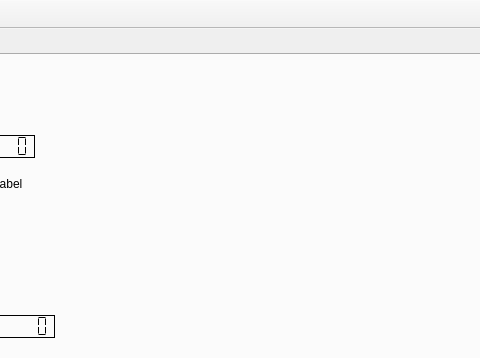
Qt form RaspberryPI/mainwindow.ui (maruncz/RaspberryPI-tablet) before a commit; both pictures show x 231 to 711 and y 0 to 358 of the 1083 by 695 pixel window.
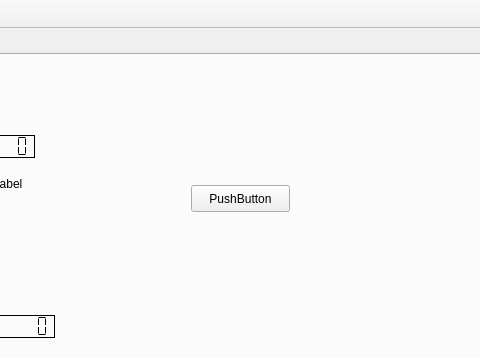
The same form after that commit. Icons and pictures are not drawn.

Commit message: On branch master 	modified:   PCB/eagle.epf 	new file:   RaspberryPI-shutdown/RaspberryPI-shutdown.pro 	new file:   RaspberryPI-shutdown/main.cpp 	modified:   RaspberryPI/RaspberryPI.pro.user 	modified:   RaspberryPI/main.cpp 	modified:   RaspberryPI/mainwindow.cpp 	modified:   RaspberryPI/mainwindow.h 	modified:   RaspberryPI/mainwindow.ui

```diff
--- a/RaspberryPI/mainwindow.ui
+++ b/RaspberryPI/mainwindow.ui
@@ -156,6 +156,19 @@
        <enum>QLCDNumber::Flat</enum>
       </property>
      </widget>
+     <widget class="QPushButton" name="pushButton">
+      <property name="geometry">
+       <rect>
+        <x>420</x>
+        <y>130</y>
+        <width>99</width>
+        <height>27</height>
+       </rect>
+      </property>
+      <property name="text">
+       <string>PushButton</string>
+      </property>
+     </widget>
     </widget>
    </widget>
   </widget>
```
The commit also changes 7 other files.
